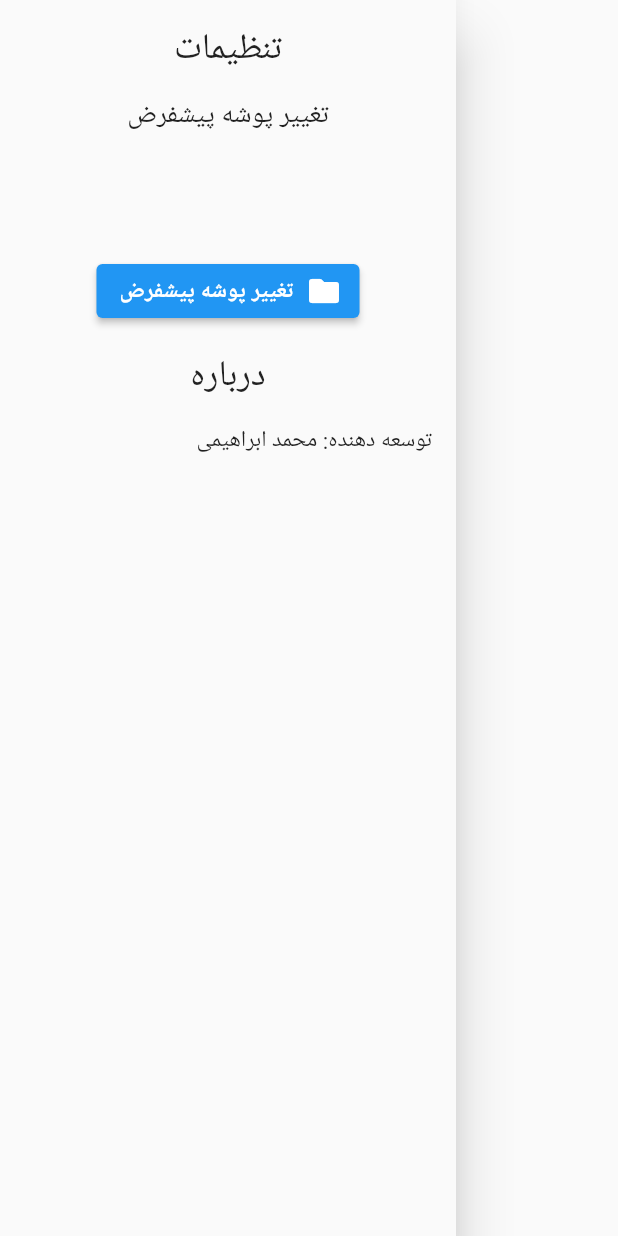
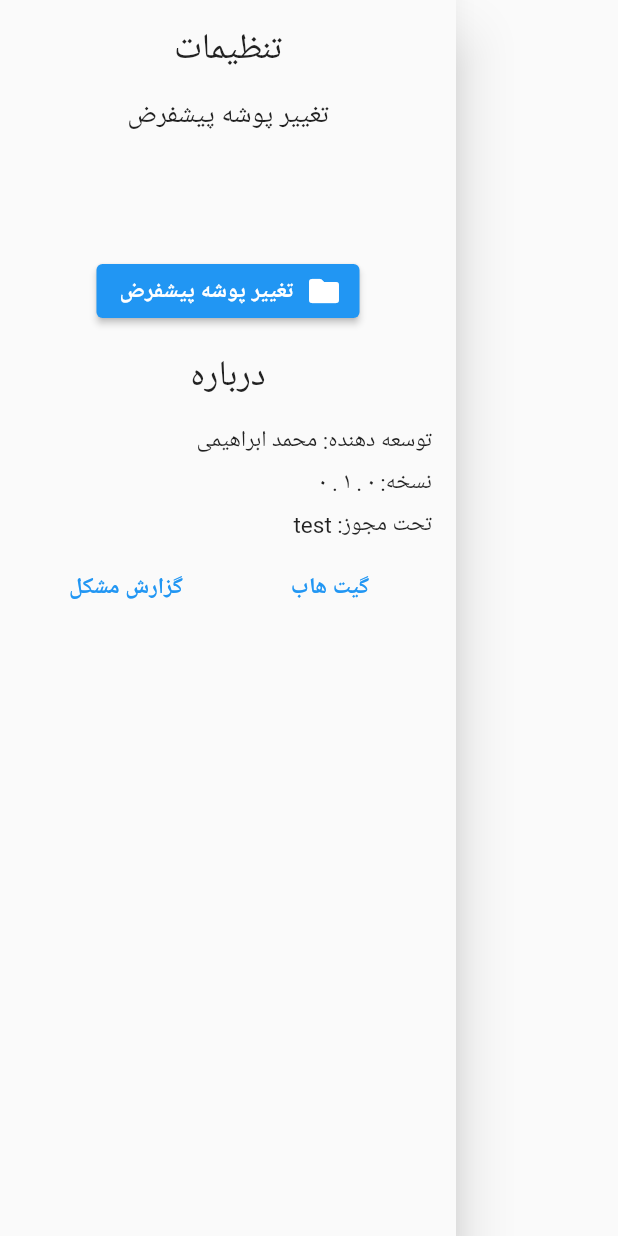
Before and after one commit to moheb2000/persian_subtitle_fixer_flutter, a Flutter app: the SettingsDrawerWidget widget shown alone on an empty page, opened directly, on a phone screen of 412 x 824 dp. Run offline on Flutter 3.47's test engine with Material 2 defaults, Android fonts, the phone set to English and light mode, and no system bars; our stand-ins replace file_picker, introduction_screen, permission_handler, shared_preferences; missing offline and left inert: easy_folder_picker, enough_convert, persian_fonts; accounts and stored records are empty.

Commit message:
complete about section

```diff
--- a/lib/src/languages/fa_lang.dart
+++ b/lib/src/languages/fa_lang.dart
@@ -19,6 +19,13 @@ class FaLang {
   static const settingsTitle = 'تنظیمات';
   static const changeDefaultFolderSettings = 'تغییر پوشه پیشفرض';
   static const aboutTitle = 'درباره';
+  static const aboutDeveloper = 'توسعه دهنده: محمد ابراهیمی';
+  static const aboutVersion = 'نسخه: ۰ . ۱ . ۰';
+  static const aboutLicense = 'تحت مجوز: test';
   static const fixed = 'اصلاح شده';
   static const unknownFormat = 'فرمت ناشناخته';
+  static const githubText = 'گیت هاب';
+  static const githubLink = 'https://github.com/moheb2000/persian_subtitle_fixer_flutter';
+  static const bugReportText = 'گزارش مشکل';
+  static const bugReportLink = 'mailto:moh.ebrahimi2000@gmail.com?subject=گزارش%20مشکل:%20اصلاح%20زیرنویس%20پارسی';
 }
--- a/lib/src/widgets/settings_drawer_widget.dart
+++ b/lib/src/widgets/settings_drawer_widget.dart
@@ -2,6 +2,7 @@ import 'dart:io';
 
 import 'package:easy_folder_picker/FolderPicker.dart';
 import 'package:flutter/material.dart';
+import 'package:url_launcher/url_launcher.dart';
 
 import '../languages/fa_lang.dart';
 import '../resources/db.dart';
@@ -90,13 +91,42 @@ class _SettingsDrawerWidgetState extends State<SettingsDrawerWidget> {
   }
 
   Widget about() {
-    return Container(
-      alignment: Alignment.topRight,
-      child: Column(
-        children: [
-          Text('توسعه دهنده: محمد ابراهیمی'),
-        ],
-      ),
+    return Column(
+      crossAxisAlignment: CrossAxisAlignment.start,
+      children: [
+        Text(
+          FaLang.aboutDeveloper,
+        ),
+        separator8(),
+        Text(
+          FaLang.aboutVersion,
+        ),
+        separator8(),
+        Text(
+          FaLang.aboutLicense,
+        ),
+        separator8(),
+        Row(
+          children: [
+            Expanded(
+              child: TextButton(
+                onPressed: () {
+                  launchURL(FaLang.githubLink);
+                },
+                child: Text(FaLang.githubText),
+              ),
+            ),
+            Expanded(
+              child: TextButton(
+                onPressed: () {
+                  launchURL(FaLang.bugReportLink);
+                },
+                child: Text(FaLang.bugReportText),
+              ),
+            ),
+          ],
+        ),
+      ],
     );
   }
 
@@ -105,4 +135,13 @@ class _SettingsDrawerWidgetState extends State<SettingsDrawerWidget> {
       height: 16,
     );
   }
+
+  Widget separator8() {
+    return SizedBox(
+      height: 8,
+    );
+  }
+
+  void launchURL(String url) async =>
+      await canLaunch(url) ? await launch(url) : throw 'Could not launch $url';
 }
--- a/pubspec.yaml
+++ b/pubspec.yaml
@@ -39,6 +39,7 @@ dependencies:
   easy_folder_picker: ^1.1.1
   permission_handler: ^8.1.4+2
   flutter_native_splash: ^1.2.1
+  url_launcher: ^6.0.9
 
 dev_dependencies:
   flutter_test:
```
Also changed, not shown: pubspec.lock, 1 other file.
